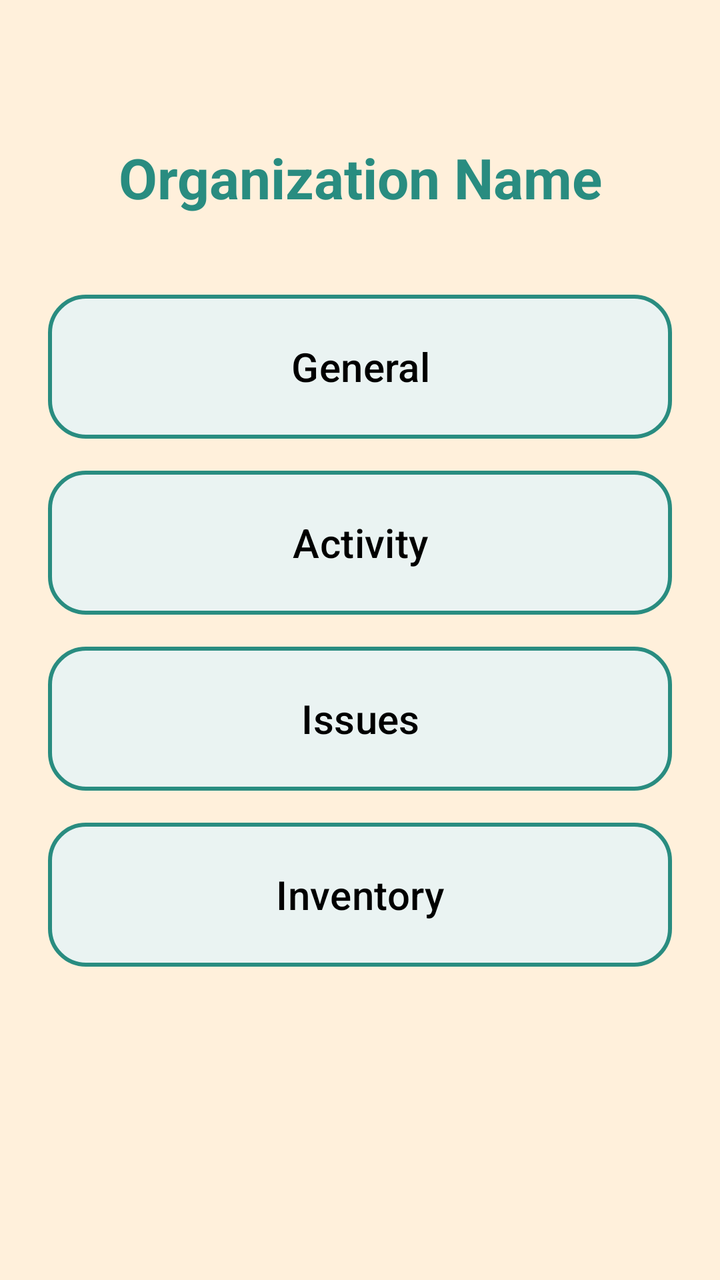
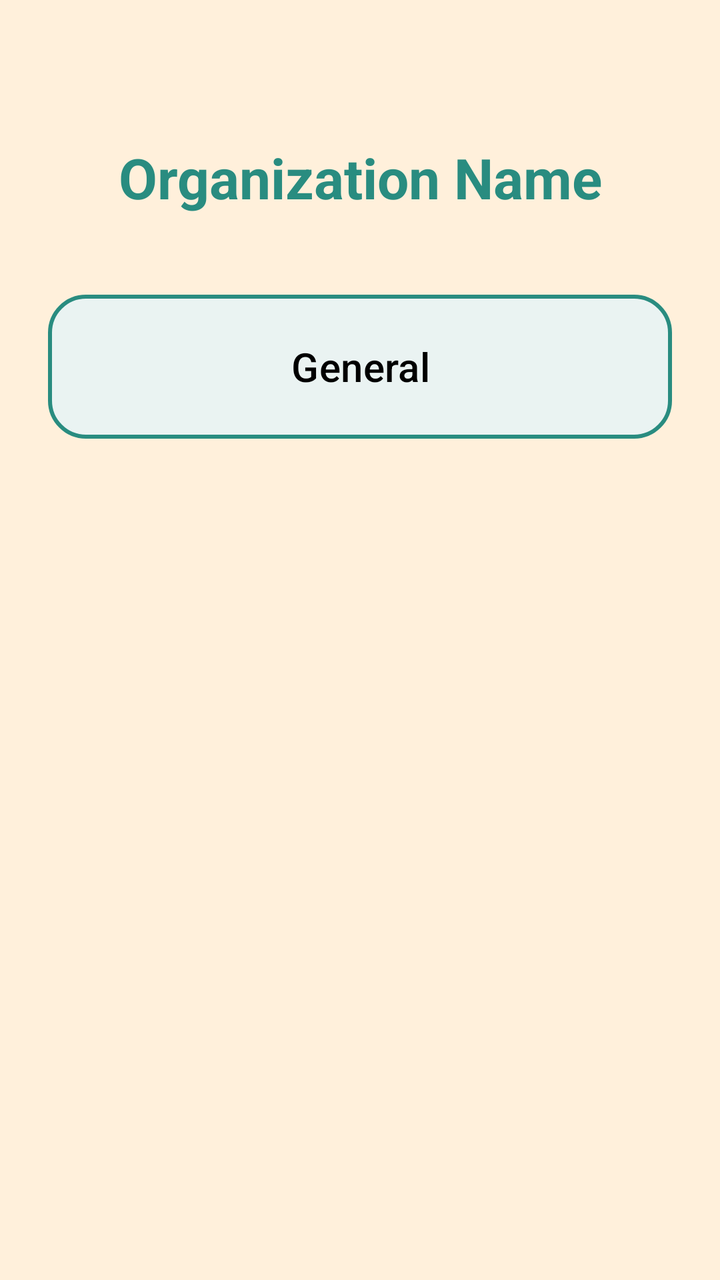

Before-and-after screenshots of an Android layout around one commit, followed by the original layout XML and the change that was made.
<!-- AndroidManifest.xml: application theme Theme.StaffLink -->
<!-- res/layout/activity_organization_home.xml -->
<?xml version="1.0" encoding="utf-8"?>
<androidx.constraintlayout.widget.ConstraintLayout
    xmlns:android="http://schemas.android.com/apk/res/android"
    xmlns:app="http://schemas.android.com/apk/res-auto"
    xmlns:tools="http://schemas.android.com/tools"
    android:id="@+id/main"
    android:layout_width="match_parent"
    android:layout_height="match_parent"
    android:background="@color/background"
    tools:context=".OrganizationHomeActivity">

    <ScrollView
        android:id="@+id/organizationHomeScrollView"
        android:layout_width="0dp"
        android:layout_height="0dp"
        android:fillViewport="true"
        app:layout_constraintTop_toTopOf="parent"
        app:layout_constraintBottom_toBottomOf="parent"
        app:layout_constraintStart_toStartOf="parent"
        app:layout_constraintEnd_toEndOf="parent">

        <androidx.constraintlayout.widget.ConstraintLayout
            android:layout_width="match_parent"
            android:layout_height="wrap_content"
            android:paddingBottom="32dp">

            <TextView
                android:id="@+id/organizationNameTitle"
                android:layout_width="0dp"
                android:layout_height="wrap_content"
                android:layout_marginStart="24dp"
                android:layout_marginEnd="24dp"
                android:layout_marginTop="70dp"
                android:text="Organization Name"
                android:textColor="@color/stafflink_1"
                android:textSize="28sp"
                android:textStyle="bold"
                android:textAlignment="center"
                app:layout_constraintTop_toTopOf="parent"
                app:layout_constraintStart_toStartOf="parent"
                app:layout_constraintEnd_toEndOf="parent" />

            <LinearLayout
                android:id="@+id/organizationSections"
                android:layout_width="0dp"
                android:layout_height="wrap_content"
                android:orientation="vertical"
                android:layout_marginTop="40dp"
                android:layout_marginStart="24dp"
                android:layout_marginEnd="24dp"
                app:layout_constraintTop_toBottomOf="@id/organizationNameTitle"
                app:layout_constraintStart_toStartOf="parent"
                app:layout_constraintEnd_toEndOf="parent">

                <Button
                    android:id="@+id/generalButton"
                    android:layout_width="match_parent"
                    android:layout_height="72dp"
                    android:text="General"
                    android:textSize="20sp"
                    android:textAllCaps="false"
                    android:textColor="@android:color/black"
                    android:background="@drawable/organization_button_background"
                    app:backgroundTint="@null"
                    android:layout_marginBottom="16dp" />

                <Button
                    android:id="@+id/activityButton"
                    android:layout_width="match_parent"
                    android:layout_height="72dp"
                    android:text="Activity"
                    android:textSize="20sp"
                    android:textAllCaps="false"
                    android:textColor="@android:color/black"
                    android:background="@drawable/organization_button_background"
                    app:backgroundTint="@null"
                    android:layout_marginBottom="16dp" />

                <Button
                    android:id="@+id/issuesButton"
                    android:layout_width="match_parent"
                    android:layout_height="72dp"
                    android:text="Issues"
                    android:textSize="20sp"
                    android:textAllCaps="false"
                    android:textColor="@android:color/black"
                    android:background="@drawable/organization_button_background"
                    app:backgroundTint="@null"
                    android:layout_marginBottom="16dp" />

                <Button
                    android:id="@+id/inventoryButton"
                    android:layout_width="match_parent"
                    android:layout_height="72dp"
                    android:text="Inventory"
                    android:textSize="20sp"
                    android:textAllCaps="false"
                    android:textColor="@android:color/black"
                    android:background="@drawable/organization_button_background"
                    app:backgroundTint="@null" />

                <LinearLayout
                    android:id="@+id/roleChatsContainer"
                    android:layout_width="match_parent"
                    android:layout_height="wrap_content"
                    android:orientation="vertical" />

                <Button
                    android:id="@+id/manageRolesButton"
                    android:layout_width="match_parent"
                    android:layout_height="72dp"
                    android:layout_marginTop="16dp"
                    android:background="@drawable/organization_button_background"
                    android:visibility="gone"
                    android:text="Manage Roles"
                    android:textAllCaps="false"
                    android:textColor="@android:color/black"
                    android:textSize="20sp"
                    app:backgroundTint="@null" />

            </LinearLayout>


            <LinearLayout
                android:id="@+id/joinCodeSection"
                android:layout_width="0dp"
                android:layout_height="wrap_content"
                android:layout_marginStart="24dp"
                android:layout_marginTop="10dp"
                android:layout_marginEnd="24dp"
                android:background="@drawable/organization_button_background"
                android:gravity="center"
                android:orientation="vertical"
                android:padding="16dp"
                android:visibility="gone"
                app:layout_constraintEnd_toEndOf="parent"
                app:layout_constraintHorizontal_bias="0.0"
                app:layout_constraintStart_toStartOf="parent"
                app:layout_constraintTop_toBottomOf="@id/organizationSections">

                <TextView
                    android:layout_width="wrap_content"
                    android:layout_height="wrap_content"
                    android:text="Organization Join Code"
                    android:textColor="@android:color/black"
                    android:textSize="18sp"
                    android:textStyle="bold" />

                <TextView
                    android:id="@+id/joinCodeText"
                    android:layout_width="wrap_content"
                    android:layout_height="wrap_content"
                    android:layout_marginTop="12dp"
                    android:textColor="@color/stafflink_1"
                    android:textSize="26sp"
                    android:textStyle="bold" />

                <Button
                    android:id="@+id/copyJoinCodeButton"
                    android:layout_width="wrap_content"
                    android:layout_height="wrap_content"
                    android:layout_marginTop="12dp"
                    android:text="Copy Code"
                    android:textAllCaps="false"
                    android:backgroundTint="@color/stafflink_1" />

                <TextView
                    android:layout_width="wrap_content"
                    android:layout_height="wrap_content"
                    android:layout_marginTop="8dp"
                    android:text="Share this code with employees you want to invite."
                    android:textAlignment="center"
                    android:textColor="@android:color/black"
                    android:textSize="13sp" />

            </LinearLayout>

        </androidx.constraintlayout.widget.ConstraintLayout>
    </ScrollView>

</androidx.constraintlayout.widget.ConstraintLayout>
<!-- resources referenced by this layout -->
<resources>
  <color name="background">#FFF0DB</color>
  <color name="stafflink_1">#298C80</color>
  <!-- drawable organization_button_background (drawable) -->
  <shape xmlns:android="http://schemas.android.com/apk/res/android"
      android:shape="rectangle">
  
      <solid android:color="@color/stafflink_2" />
  
      <corners android:radius="18dp" />
  
      <stroke
          android:width="2dp"
          android:color="@color/stafflink_1" />
  
      <padding
          android:left="12dp"
          android:top="12dp"
          android:right="12dp"
          android:bottom="12dp" />
  </shape>
  <style name="Theme.StaffLink" parent="Base.Theme.StaffLink" />
  <color name="stafflink_2">#EAF3F2</color>
  <style name="Base.Theme.StaffLink" parent="Theme.Material3.DayNight.NoActionBar">
      </style>
</resources>

<!-- the commit's change to res/layout/activity_organization_home.xml (unified diff, before → after) -->
@@ -64,40 +64,11 @@
                     app:backgroundTint="@null"
                     android:layout_marginBottom="16dp" />
 
-                <Button
-                    android:id="@+id/activityButton"
-                    android:layout_width="match_parent"
-                    android:layout_height="72dp"
-                    android:text="Activity"
-                    android:textSize="20sp"
-                    android:textAllCaps="false"
-                    android:textColor="@android:color/black"
-                    android:background="@drawable/organization_button_background"
-                    app:backgroundTint="@null"
-                    android:layout_marginBottom="16dp" />
+                
 
-                <Button
-                    android:id="@+id/issuesButton"
-                    android:layout_width="match_parent"
-                    android:layout_height="72dp"
-                    android:text="Issues"
-                    android:textSize="20sp"
-                    android:textAllCaps="false"
-                    android:textColor="@android:color/black"
-                    android:background="@drawable/organization_button_background"
-                    app:backgroundTint="@null"
-                    android:layout_marginBottom="16dp" />
+                
 
-                <Button
-                    android:id="@+id/inventoryButton"
-                    android:layout_width="match_parent"
-                    android:layout_height="72dp"
-                    android:text="Inventory"
-                    android:textSize="20sp"
-                    android:textAllCaps="false"
-                    android:textColor="@android:color/black"
-                    android:background="@drawable/organization_button_background"
-                    app:backgroundTint="@null" />
+                
 
                 <LinearLayout
                     android:id="@+id/roleChatsContainer"
